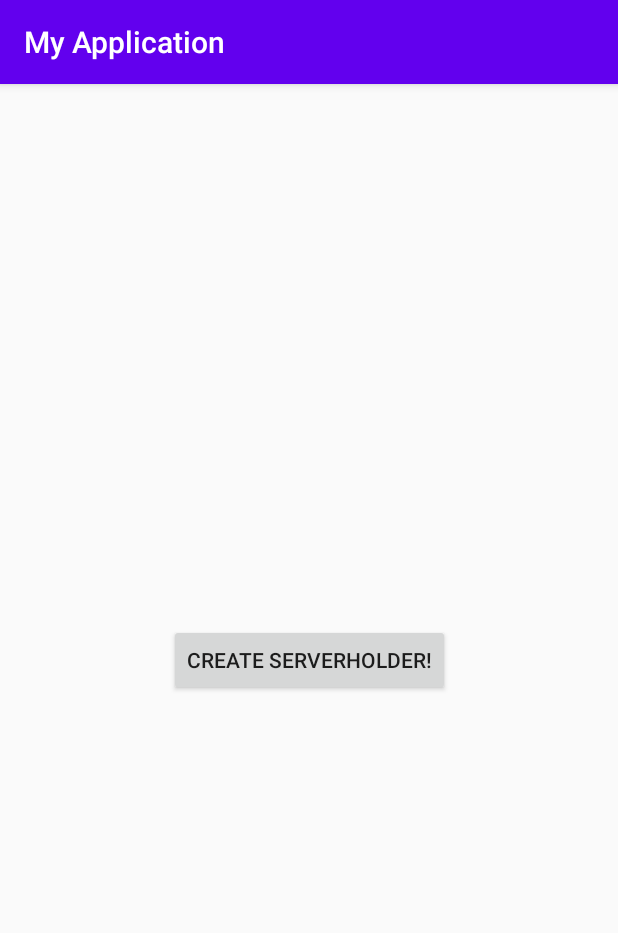
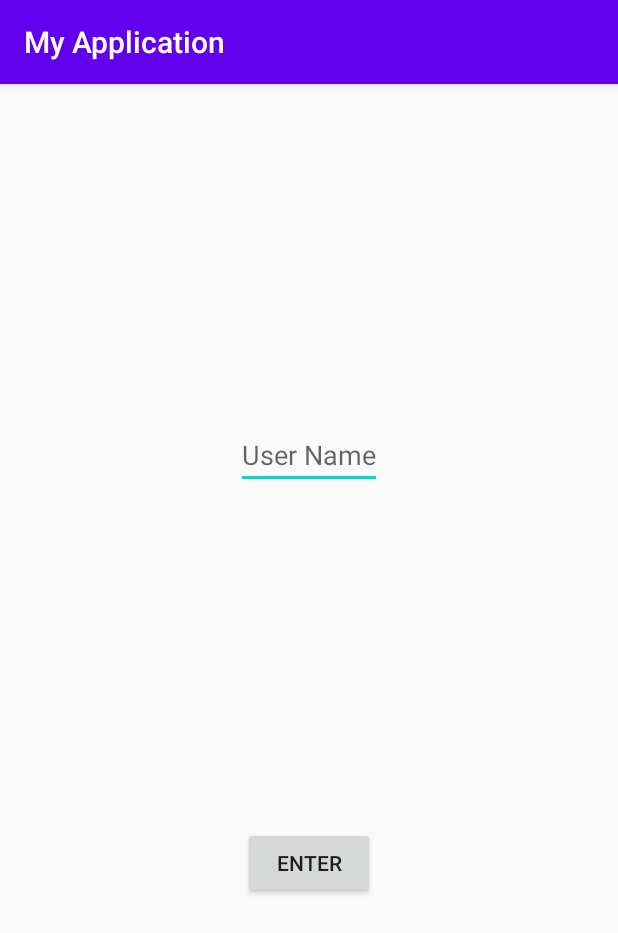
Before and after one commit to chagayh/DataApp, an Android app: the screen it shows after launch (MainActivity), on a phone screen of 412 x 824 dp. Shown: the top 933 px of the screen. Run offline under Robolectric (Android 15) with nearby library versions, the phone set to English and light mode, and no system bars.

Commit message:
added MyApp and AppSp classes

```diff
--- a/app/src/main/AndroidManifest.xml
+++ b/app/src/main/AndroidManifest.xml
@@ -5,6 +5,7 @@
     <uses-permission android:name="android.permission.INTERNET"/>
 
     <application
+        android:name=".MyApp"
         android:allowBackup="true"
         android:icon="@mipmap/ic_launcher"
         android:label="@string/app_name"
--- /dev/null
+++ b/app/src/main/java/com/example/myapplication/AppSp.kt
@@ -0,0 +1,42 @@
+package com.example.myapplication
+
+import android.content.Context
+import android.content.SharedPreferences
+
+class AppSp(context: Context) {
+    private var isFirstLogin: Boolean = true
+    private var token: String? = null
+    private var spFile: SharedPreferences
+
+
+    companion object {
+        private const val SP_LOCATION_FILE_NAME: String = "sp_location"
+        private const val KEY_FIRST_LOGIN: String = "first_login"
+    }
+
+    init {
+        spFile = context.getSharedPreferences(SP_LOCATION_FILE_NAME, Context.MODE_PRIVATE)
+        loadFirstLogin()
+    }
+
+    private fun loadFirstLogin(){
+        isFirstLogin = spFile.getBoolean(KEY_FIRST_LOGIN, true)
+    }
+
+    fun getIsFirstLogin(): Boolean{
+        return isFirstLogin
+    }
+
+    fun setFirstLogin() {
+        this.isFirstLogin = false
+        storeFirstLogin()
+    }
+
+    private fun storeFirstLogin(){
+        val edit = spFile.edit()
+        edit.putBoolean(KEY_FIRST_LOGIN, isFirstLogin)
+            .apply()
+    }
+
+
+}
--- a/app/src/main/java/com/example/myapplication/MainActivity.kt
+++ b/app/src/main/java/com/example/myapplication/MainActivity.kt
@@ -3,17 +3,36 @@ package com.example.myapplication
 import androidx.appcompat.app.AppCompatActivity
 import android.os.Bundle
 import android.util.Log
+import android.view.View
 import android.widget.Button
+import android.widget.EditText
 
 class MainActivity : AppCompatActivity() {
+    private val appContext: MyApp
+        get() = applicationContext as MyApp
+    private val editText: EditText
+        get() = findViewById(R.id.editText)
+    private val enterBtn: Button
+            get () = findViewById(R.id.enterBtn)
 
     override fun onCreate(savedInstanceState: Bundle?) {
         super.onCreate(savedInstanceState)
         setContentView(R.layout.activity_main)
 
-        val singletonBtn: Button = findViewById(R.id.singleTonBtn)
-        singletonBtn.setOnClickListener {
-            Log.d("singleton", "singleton location = ${ServerHolder.hashCode()}")
+        editText.visibility = View.INVISIBLE
+        enterBtn.visibility = View.INVISIBLE
+
+        checkFirstLogin()
+    }
+
+    private fun checkFirstLogin(){
+        if (appContext.appSp.getIsFirstLogin()){
+            askForUserName()
         }
     }
+
+    private fun askForUserName(){
+        editText.visibility = View.VISIBLE
+        enterBtn.visibility = View.VISIBLE
+    }
 }
--- /dev/null
+++ b/app/src/main/java/com/example/myapplication/MyApp.kt
@@ -0,0 +1,8 @@
+package com.example.myapplication
+
+import android.app.Application
+
+class MyApp: Application() {
+    val appSp: AppSp
+        get() = AppSp(this)
+}
--- a/app/src/main/res/layout/activity_main.xml
+++ b/app/src/main/res/layout/activity_main.xml
@@ -6,16 +6,28 @@
     android:layout_height="match_parent"
     tools:context=".MainActivity">
 
-    <Button
-        android:id="@+id/singleTonBtn"
+    <EditText
+        android:id="@+id/editText"
         android:layout_width="wrap_content"
         android:layout_height="wrap_content"
-        android:text="create ServerHolder!"
-        app:layout_constraintBottom_toBottomOf="parent"
+        android:hint="User Name"
+        android:digits="0123456789qwertzuiopasdfghjklyxcvbnmQWERTZUIOPASDFGHJKLYXCVBNM"
+        android:inputType="textFilter"
+        app:layout_constraintBottom_toTopOf="@id/enterBtn"
         app:layout_constraintLeft_toLeftOf="parent"
         app:layout_constraintRight_toRightOf="parent"
         app:layout_constraintTop_toTopOf="parent" />
 
+    <Button
+        android:id="@+id/enterBtn"
+        android:layout_width="wrap_content"
+        android:layout_height="wrap_content"
+        android:text="Enter"
+        app:layout_constraintBottom_toBottomOf="parent"
+        app:layout_constraintLeft_toLeftOf="parent"
+        app:layout_constraintRight_toRightOf="parent"
+        app:layout_constraintTop_toBottomOf="@+id/editText" />
+
 
 
 </androidx.constraintlayout.widget.ConstraintLayout>
```
